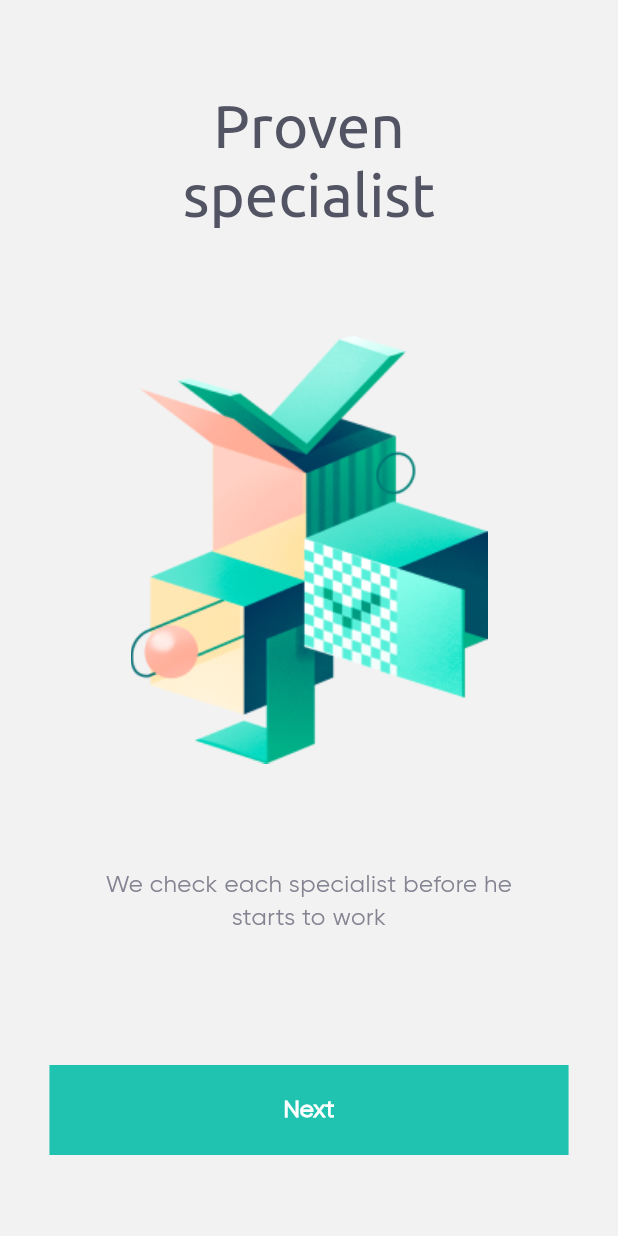
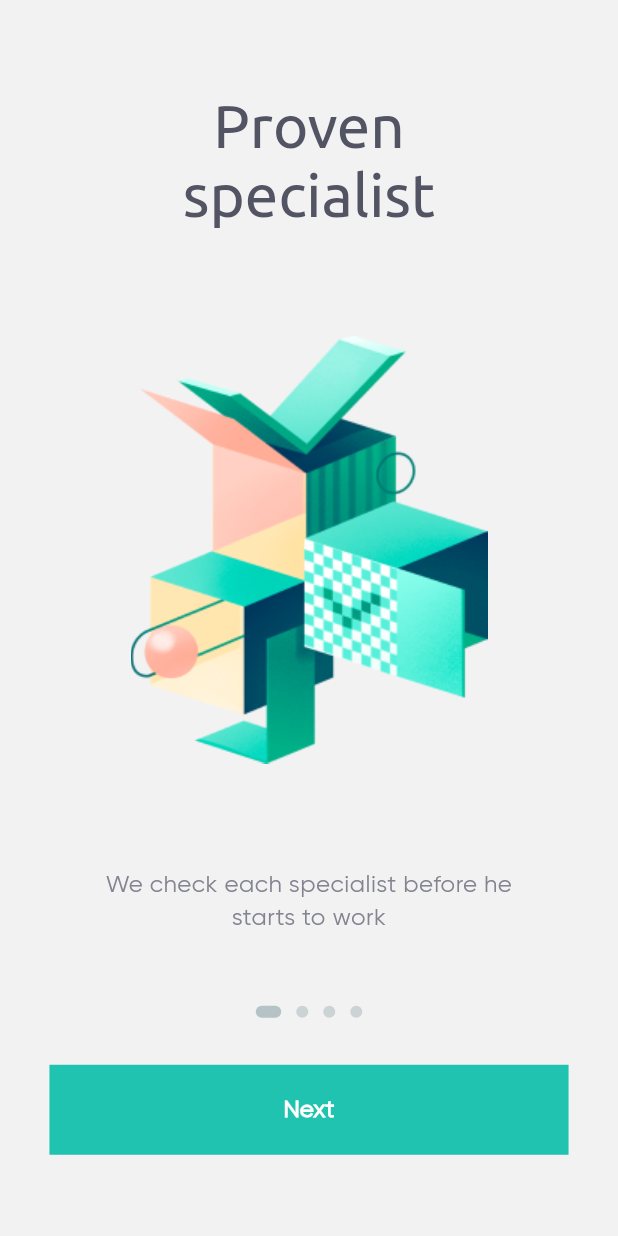
Before and after one commit to feMoraes0/master-go-ui, a Flutter app: the screen it shows after launch, on a phone screen of 412 x 824 dp. Run offline on Flutter 3.47's test engine with Material 2 defaults, Android fonts, the phone set to English and light mode, and no system bars.

Commit message:
[Onboarding] Adding data to onboarding screens

```diff
--- a/lib/components/custom_button.dart
+++ b/lib/components/custom_button.dart
@@ -2,9 +2,15 @@ import 'package:flutter/material.dart';
 import 'package:flutter/painting.dart';
 
 class CustomButton extends StatelessWidget {
+  final Function onTap;
+
+  const CustomButton({ this.onTap });
+
   @override
   Widget build(BuildContext context) {
-    return SizedBox(
+    return GestureDetector(
+      onTap: this.onTap,
+      child: SizedBox(
         width: double.infinity,
         child: Container(
           height: 60.0,
@@ -22,6 +28,7 @@ class CustomButton extends StatelessWidget {
             ),
           ),
         ),
+      ),
     );
   }
 }
--- a/lib/screens/onboarding.dart
+++ b/lib/screens/onboarding.dart
@@ -2,11 +2,51 @@ import 'package:flutter/material.dart';
 import 'package:flutter/painting.dart';
 import 'package:mastergo/components/custom_button.dart';
 
-class Onboarding extends StatelessWidget {
+class Onboarding extends StatefulWidget {
+  @override
+  _OnboardingState createState() => _OnboardingState();
+}
+
+class _OnboardingState extends State<Onboarding> {
+  int index = 0;
+  List data = [
+    {
+      "image": "assets/images/onboarding_1.png",
+      "title": "Proven specialist",
+      "subtitle": "We check each specialist before he starts to work"
+    },
+    {
+      "image": "assets/images/onboarding_2.png",
+      "title": "Honest ratings",
+      "subtitle": "We carefully check each specialist and put honest ratings"
+    },
+    {
+      "image": "assets/images/onboarding_3.png",
+      "title": "Insured orders",
+      "subtitle": "We sure each order for the amount of \$500"
+    },
+    {
+      "image": "assets/images/onboarding_4.png",
+      "title": "Create order",
+      "subtitle": "It's easy, just click on the plus"
+    }
+  ];
+
+  void nextPage() {
+    setState(() {
+      if( index + 1 < 4 ) {
+        setState(() {
+          index += 1;
+        });
+      }
+    });
+  }
+
   @override
   Widget build(BuildContext context) {
     Size screen = MediaQuery.of(context).size;
     double paddingTop = MediaQuery.of(context).padding.top;
+
     return Scaffold(
       backgroundColor: Color(0xFFF2F2F2),
       body: SafeArea(
@@ -22,16 +62,16 @@ class Onboarding extends StatelessWidget {
               ),
               Container(
                 margin: EdgeInsets.symmetric(horizontal: screen.width * 0.1333),
-                padding: EdgeInsets.symmetric(horizontal: screen.width * 0.0533),
+                padding: EdgeInsets.symmetric(horizontal: screen.width * 0.0933),
                 child: Text(
-                  "Proven specialist",
+                  data[index]['title'],
                   textAlign: TextAlign.center,
                   style: TextStyle(
-                    fontFamily: 'Ubuntu',
-                    fontWeight: FontWeight.w500,
-                    fontSize: 40,
-                    height: 46.0 / 40.0,
-                    color: Color(0xFF525464)
+                      fontFamily: 'Ubuntu',
+                      fontWeight: FontWeight.w500,
+                      fontSize: 40,
+                      height: 46.0 / 40.0,
+                      color: Color(0xFF525464)
                   ),
                 ),
               ),
@@ -41,7 +81,7 @@ class Onboarding extends StatelessWidget {
               Padding(
                 padding: EdgeInsets.symmetric(horizontal: screen.width * 0.1813),
                 child: Image(
-                    image: AssetImage('assets/images/onboarding-1.png'),
+                  image: AssetImage(data[index]['image']),
                   width: screen.width * 0.6346,
                   height: screen.height * 0.3510,
                 ),
@@ -52,7 +92,7 @@ class Onboarding extends StatelessWidget {
               Container(
                 padding: EdgeInsets.symmetric(horizontal: screen.width * 0.1626),
                 child: Text(
-                  "We check each specialist before he starts to work",
+                  data[index]['subtitle'],
                   textAlign: TextAlign.center,
                   style: TextStyle(
                     fontFamily: 'Gilroy',
@@ -65,11 +105,64 @@ class Onboarding extends StatelessWidget {
                 ),
               ),
               SizedBox(
-                height: screen.height * 0.1059,
+                height: screen.height * 0.0579,
+              ),
+              Container(
+                child: Row(
+                  mainAxisAlignment: MainAxisAlignment.center,
+                  children: [
+                    Container(
+                      height: 8.0,
+                      width: (this.index == 0) ? 17.0 : 8.0,
+                      decoration: BoxDecoration(
+                          color: (this.index == 0) ? Color(0xFFB5C3C7) : Color(0xFFCBD3D5),
+                        borderRadius: BorderRadius.circular(90.0)
+                      ),
+                    ),
+                    SizedBox(
+                      width: 10.0,
+                    ),
+                    Container(
+                      height: 8.0,
+                      width: (this.index == 1) ? 17.0 : 8.0,
+                      decoration: BoxDecoration(
+                          color: (this.index == 1) ? Color(0xFFB5C3C7) : Color(0xFFCBD3D5),
+                          borderRadius: BorderRadius.circular(90.0)
+                      ),
+                    ),
+                    SizedBox(
+                      width: 10.0,
+                    ),
+                    Container(
+                      height: 8.0,
+                      width: (this.index == 2) ? 17.0 : 8.0,
+                      decoration: BoxDecoration(
+                          color: (this.index == 2) ? Color(0xFFB5C3C7) : Color(0xFFCBD3D5),
+                          borderRadius: BorderRadius.circular(90.0)
+                      ),
+                    ),
+                    SizedBox(
+                      width: 10.0,
+                    ),
+                    Container(
+                      height: 8.0,
+                      width: (this.index == 3) ? 17.0 : 8.0,
+                      decoration: BoxDecoration(
+                          color: (this.index == 3) ? Color(0xFFB5C3C7) : Color(0xFFCBD3D5),
+                          borderRadius: BorderRadius.circular(90.0)
+                      ),
+                    ),
+                  ],
+                ),
+              ),
+              SizedBox(
+                height: screen.height * 0.0381,
               ),
               Container(
                 padding: EdgeInsets.symmetric(horizontal: screen.width * 0.08),
-                child: CustomButton(),
+                child: CustomButton(
+                  onTap: nextPage,
+                ),
               ),
             ],
           ),
```
Also changed, not shown: assets/images/onboarding_1.png (renamed from assets/images/onboarding-1.png), assets/images/onboarding_2.png (added), assets/images/onboarding_3.png (added), assets/images/onboarding_4.png (added). Lines whose indentation alone changed are shown as unchanged.
